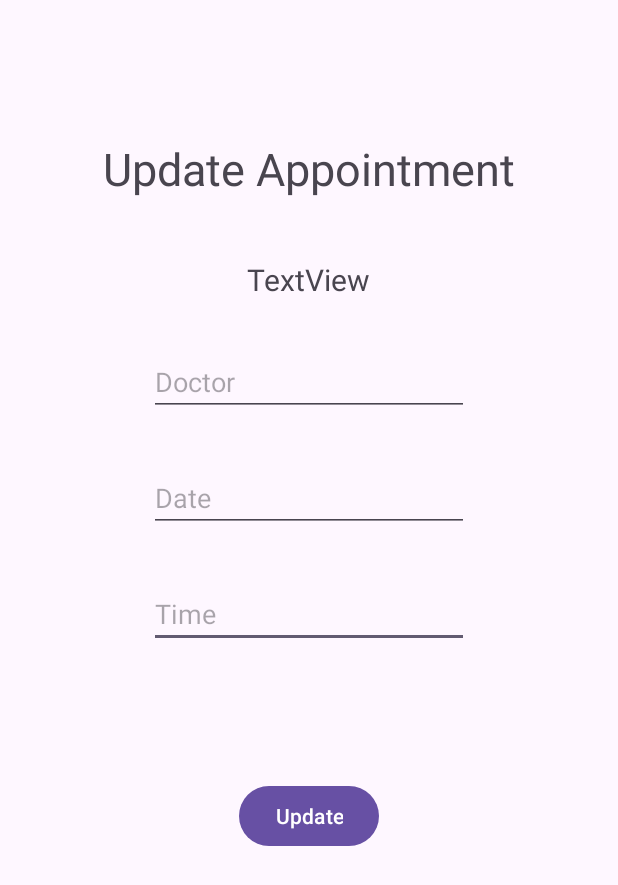
After one commit to rowan3297/HospitalAdminApp, an Android app: the layout activity_update_appointment.xml on its own in the app's theme, with its tools: preview values and no code run, on a phone screen of 412 x 824 dp. The commit adds this screen. Shown: the top 885 px of the screen. Run offline under Robolectric (Android 15) with nearby library versions, the phone set to English and light mode, and no system bars.

Commit message:
final commits

```diff
--- a/app/src/main/AndroidManifest.xml
+++ b/app/src/main/AndroidManifest.xml
@@ -12,6 +12,9 @@
         android:supportsRtl="true"
         android:theme="@style/Theme.HospitalAdminApp"
         tools:targetApi="31">
+        <activity
+            android:name=".UpdateAppointment"
+            android:exported="false" />
         <activity
             android:name=".CreateAppointment"
             android:exported="false" />
--- /dev/null
+++ b/app/src/main/res/layout/activity_update_appointment.xml
@@ -0,0 +1,80 @@
+<?xml version="1.0" encoding="utf-8"?>
+<androidx.constraintlayout.widget.ConstraintLayout xmlns:android="http://schemas.android.com/apk/res/android"
+    xmlns:app="http://schemas.android.com/apk/res-auto"
+    xmlns:tools="http://schemas.android.com/tools"
+    android:id="@+id/main"
+    android:layout_width="match_parent"
+    android:layout_height="match_parent"
+    tools:context=".CreateAppointment">
+
+    <TextView
+        android:id="@+id/textView20"
+        android:layout_width="wrap_content"
+        android:layout_height="wrap_content"
+        android:layout_marginTop="92dp"
+        android:text="Update Appointment"
+        android:textSize="30sp"
+        app:layout_constraintEnd_toEndOf="parent"
+        app:layout_constraintHorizontal_bias="0.5"
+        app:layout_constraintStart_toStartOf="parent"
+        app:layout_constraintTop_toTopOf="parent" />
+
+    <EditText
+        android:id="@+id/updateTimeEditText"
+        android:layout_width="wrap_content"
+        android:layout_height="wrap_content"
+        android:layout_marginTop="32dp"
+        android:ems="10"
+        android:hint="Time"
+        android:inputType="time"
+        app:layout_constraintEnd_toEndOf="parent"
+        app:layout_constraintStart_toStartOf="parent"
+        app:layout_constraintTop_toBottomOf="@+id/updateDateEditText" />
+
+    <EditText
+        android:id="@+id/updateDateEditText"
+        android:layout_width="wrap_content"
+        android:layout_height="wrap_content"
+        android:layout_marginTop="32dp"
+        android:ems="10"
+        android:hint="Date"
+        android:inputType="date"
+        app:layout_constraintEnd_toEndOf="parent"
+        app:layout_constraintHorizontal_bias="0.5"
+        app:layout_constraintStart_toStartOf="parent"
+        app:layout_constraintTop_toBottomOf="@+id/updateDoctorEditText" />
+
+    <Button
+        android:id="@+id/updateAppointmentButton"
+        android:layout_width="wrap_content"
+        android:layout_height="wrap_content"
+        android:layout_marginTop="88dp"
+        android:text="Update"
+        app:layout_constraintEnd_toEndOf="parent"
+        app:layout_constraintStart_toStartOf="parent"
+        app:layout_constraintTop_toBottomOf="@+id/updateTimeEditText" />
+
+    <TextView
+        android:id="@+id/patientNameTextView"
+        android:layout_width="wrap_content"
+        android:layout_height="wrap_content"
+        android:layout_marginTop="40dp"
+        android:text="TextView"
+        android:textSize="20sp"
+        app:layout_constraintEnd_toEndOf="parent"
+        app:layout_constraintHorizontal_bias="0.498"
+        app:layout_constraintStart_toStartOf="parent"
+        app:layout_constraintTop_toBottomOf="@+id/textView20" />
+
+    <EditText
+        android:id="@+id/updateDoctorEditText"
+        android:layout_width="wrap_content"
+        android:layout_height="wrap_content"
+        android:layout_marginTop="32dp"
+        android:ems="10"
+        android:hint="Doctor"
+        android:inputType="text"
+        app:layout_constraintEnd_toEndOf="parent"
+        app:layout_constraintStart_toStartOf="parent"
+        app:layout_constraintTop_toBottomOf="@+id/patientNameTextView" />
+</androidx.constraintlayout.widget.ConstraintLayout>
```
Also changed, not shown: app/src/main/java/com/example/hospitaladminapp/AESHandler.java (added, +34 -0 lines), app/src/main/java/com/example/hospitaladminapp/CreateAppointment.java (+19 -3 lines), app/src/main/java/com/example/hospitaladminapp/DBHandler.java (+184 -36 lines), app/src/main/java/com/example/hospitaladminapp/MainActivity.java (+20 -8 lines), app/src/main/java/com/example/hospitaladminapp/ManageAppointmentsActivity.java (+37 -5 lines), app/src/main/java/com/example/hospitaladminapp/ManageDoctorsActivity.java (+10 -8 lines), app/src/main/java/com/example/hospitaladminapp/ManagePatientsActivity.java (+6 -7 lines), app/src/main/java/com/example/hospitaladminapp/MyAdapter.java (added, +47 -0 lines), app/src/main/java/com/example/hospitaladminapp/RSADecryption.java (deleted, +0 -18 lines), app/src/main/java/com/example/hospitaladminapp/RSAEncryption.java (deleted, +0 -24 lines), app/src/main/java/com/example/hospitaladminapp/RegisterActivity.java (+13 -10 lines), app/src/main/java/com/example/hospitaladminapp/UpdateAppointment.java (added, +117 -0 lines), app/src/main/java/com/example/hospitaladminapp/UserDashboardActivity.java (+11 -6 lines), app/src/main/res/layout/activity_user_dashboard.xml (+0 -10 lines).
